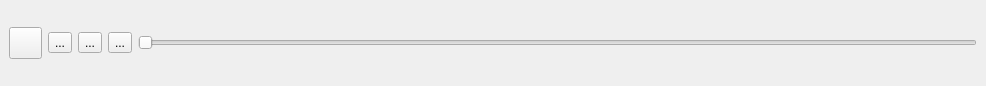
Above: qtWidgets/ui/PlaybackSlider.ui from golems/grip2 before the change. Below: the same form after it.
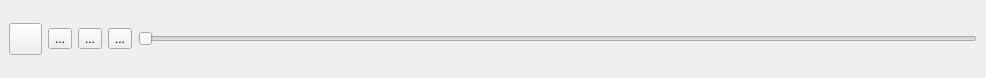
That is the form after the change. Icons and pictures are not drawn.

Commit message: Change widget size and size policy

What changed in the file:
```diff
--- a/qtWidgets/ui/PlaybackSlider.ui
+++ b/qtWidgets/ui/PlaybackSlider.ui
@@ -7,9 +7,21 @@
     <x>0</x>
     <y>0</y>
     <width>986</width>
-    <height>86</height>
+    <height>78</height>
    </rect>
   </property>
+  <property name="sizePolicy">
+   <sizepolicy hsizetype="Preferred" vsizetype="Fixed">
+    <horstretch>0</horstretch>
+    <verstretch>0</verstretch>
+   </sizepolicy>
+  </property>
+  <property name="minimumSize">
+   <size>
+    <width>182</width>
+    <height>70</height>
+   </size>
+  </property>
   <property name="windowTitle">
    <string>DockWidget</string>
   </property>
```
The commit also changes 1 other file.
